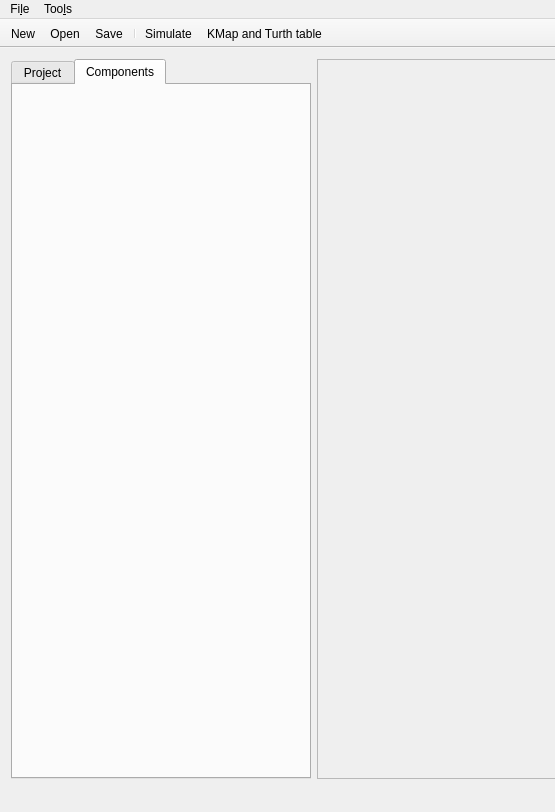
This is src/mainwindow.ui in Sefrwahed/LogicSim as Qt 5 draws it before an edit; both pictures show x 0 to 555 and y 0 to 812 of the 1280 by 812 pixel window. The edited form follows.
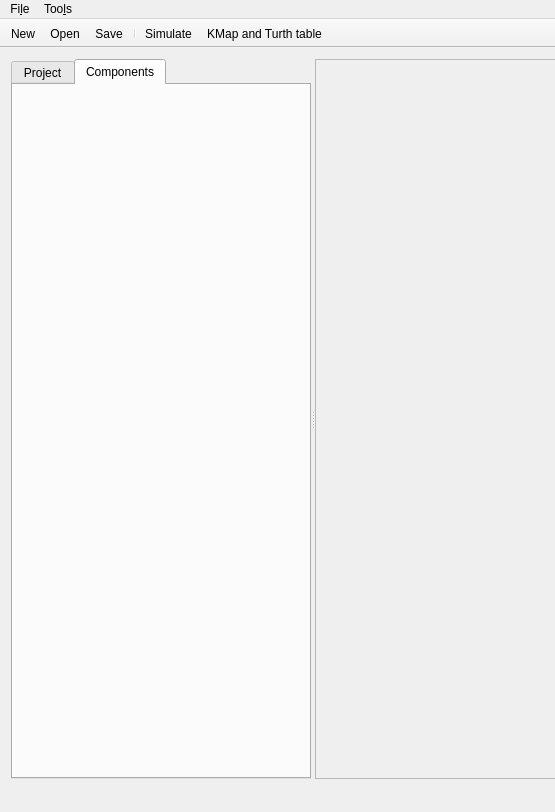
This is the edited form. Icons and pictures are not drawn.

Diff of the .ui file:
```diff
--- a/src/mainwindow.ui
+++ b/src/mainwindow.ui
@@ -14,8 +14,12 @@
    <string>MainWindow</string>
   </property>
   <widget class="QWidget" name="centralWidget">
-   <layout class="QHBoxLayout" name="horizontalLayout">
-    <item>
+   <layout class="QGridLayout" name="gridLayout_4">
+    <item row="0" column="0">
+     <widget class="QSplitter" name="splitter_2">
+      <property name="orientation">
+       <enum>Qt::Horizontal</enum>
+      </property>
      <widget class="QSplitter" name="splitter">
       <property name="orientation">
        <enum>Qt::Horizontal</enum>
@@ -52,8 +56,6 @@
        </widget>
       </widget>
      </widget>
-    </item>
-    <item>
      <widget class="QFrame" name="frame">
       <property name="frameShape">
        <enum>QFrame::StyledPanel</enum>
@@ -66,6 +68,7 @@
         <layout class="QGridLayout" name="frameGridLayout"/>
        </item>
       </layout>
+      </widget>
      </widget>
     </item>
    </layout>
```
Lines whose indentation alone changed are shown as unchanged.
